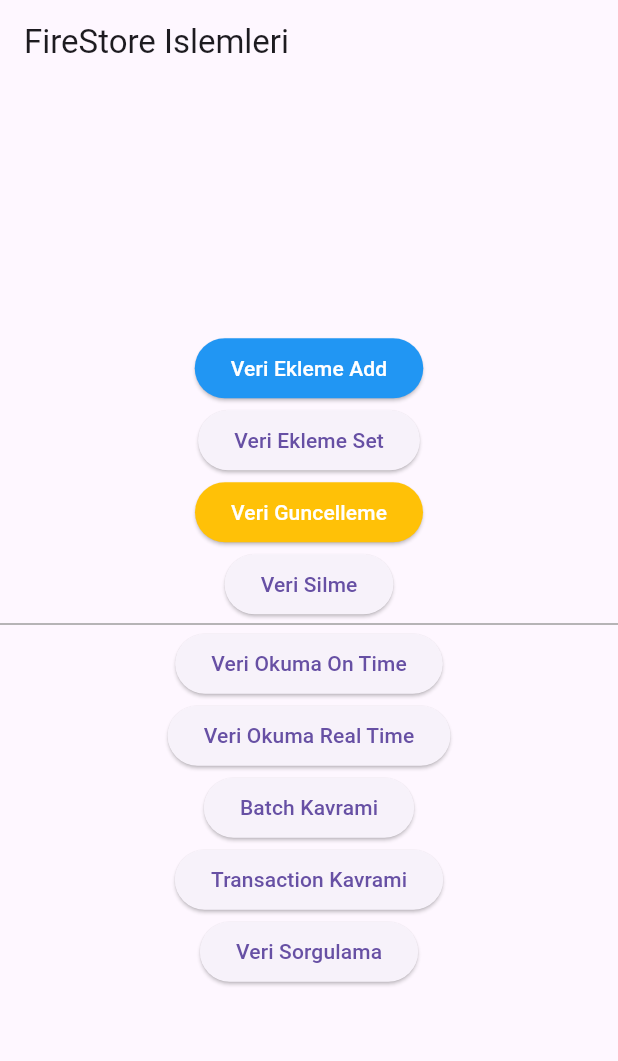
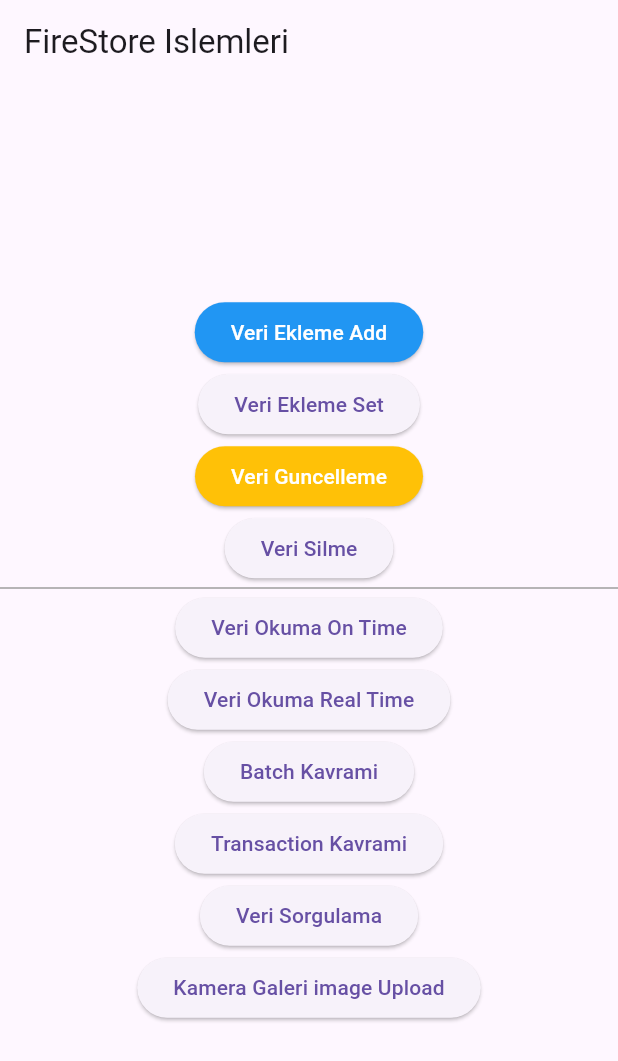
Before and after one commit to tahaturan/flutter_firebase, a Flutter app: the screen it shows after launch, on a phone screen of 412 x 824 dp. Shown: the top 1061 px of the screen. Run offline on Flutter 3.47's test engine with Material 2 defaults, Android fonts, the phone set to English and light mode, and no system bars; our stand-ins replace cloud_firestore, firebase_auth, firebase_core, firebase_storage, google_sign_in, image_picker; accounts and stored records are empty.

Commit message:
Firebase Storage Dosya Yukleme & Download URL Alma

```diff
--- a/lib/pages/firestore_islemleri.dart
+++ b/lib/pages/firestore_islemleri.dart
@@ -1,5 +1,6 @@
 import 'package:flutter/material.dart';
 import 'package:flutter_firebase/widgets/batch_kavrami_btn.dart';
+import 'package:flutter_firebase/widgets/firebase_storage_btn.dart';
 import 'package:flutter_firebase/widgets/transaction_kavrami_btn.dart';
 import 'package:flutter_firebase/widgets/veri_ekle_add_btn.dart';
 import 'package:flutter_firebase/widgets/veri_ekleme_set_btn.dart';
@@ -40,6 +41,7 @@ class _FireStoreIslemleriState extends State<FireStoreIslemleri> {
             BatchKavramiBtn(),
             TransactionKavramiBtn(),
             VeriSorgulamaBtn(),
+            FireBaseStorageBtn(),
           ],
         ),
       ),
--- /dev/null
+++ b/lib/widgets/firebase_storage_btn.dart
@@ -0,0 +1,46 @@
+import 'dart:io';
+
+import 'package:cloud_firestore/cloud_firestore.dart';
+import 'package:firebase_storage/firebase_storage.dart';
+import 'package:flutter/material.dart';
+import 'package:image_picker/image_picker.dart';
+
+class FireBaseStorageBtn extends StatefulWidget {
+  const FireBaseStorageBtn({Key? key}) : super(key: key);
+
+  @override
+  State<FireBaseStorageBtn> createState() => _FireBaseStorageBtnState();
+}
+
+class _FireBaseStorageBtnState extends State<FireBaseStorageBtn> {
+  FirebaseFirestore firestore = FirebaseFirestore.instance;
+  @override
+  Widget build(BuildContext context) {
+    return ElevatedButton(
+      onPressed: () {
+        kameraGaleriImageUpload();
+      },
+      child: const Text(
+        "Kamera Galeri image Upload",
+      ),
+    );
+  }
+
+  void kameraGaleriImageUpload() async {
+    final ImagePicker picker = ImagePicker();
+    XFile? file = await picker.pickImage(source: ImageSource.camera);
+
+    var profileRef = FirebaseStorage.instance.ref("user/profil_resimleri");
+
+    var task = profileRef.putFile(File(file!.path));
+
+    task.whenComplete(() async {
+      var url = await profileRef.getDownloadURL();
+
+      await firestore
+          .doc("users/Rbe5jjGHfK5BdHCFeOBR")
+          .set({"profilresim": url.toString()}, SetOptions(merge: true));
+      debugPrint(url);
+    });
+  }
+}
--- a/pubspec.yaml
+++ b/pubspec.yaml
@@ -40,6 +40,8 @@ dependencies:
   firebase_auth: ^3.9.0
   google_sign_in: ^5.4.1
   cloud_firestore: ^3.4.9
+  firebase_storage: ^10.3.9
+  image_picker: ^0.8.5+3
 
 dev_dependencies:
   flutter_test:
```
Also changed, not shown: pubspec.lock, 1 other file.
